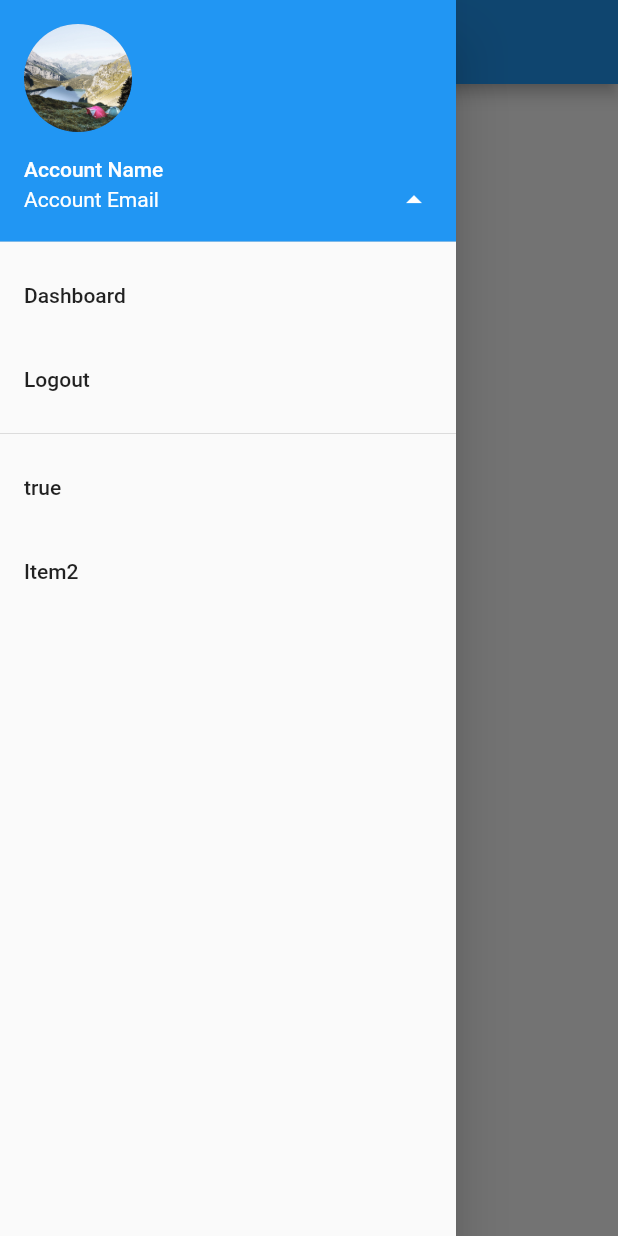
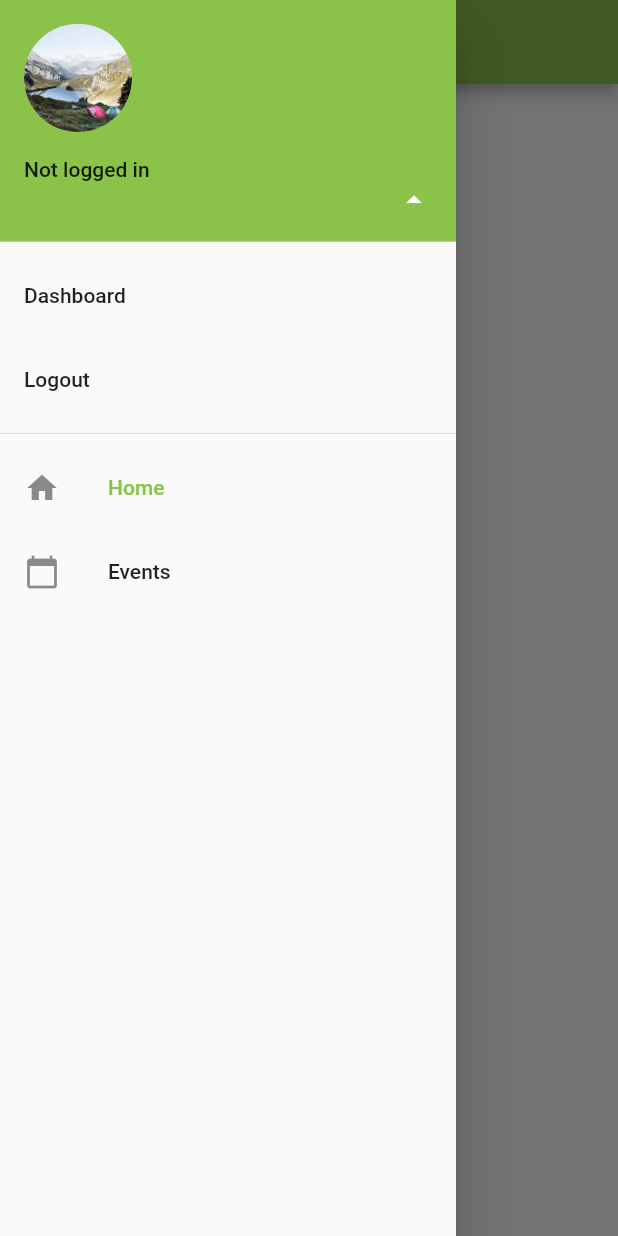
Before and after one commit to saproto/anke_v3, a Flutter app: the screen it shows after launch, in the side drawer, after a tap on "Login", on a phone screen of 412 x 824 dp. Run offline on Flutter 3.47's test engine with Material 2 defaults, Android fonts, the phone set to English and light mode, and no system bars; missing offline and left inert: simple_auth, simple_auth_flutter; accounts and stored records are empty.

Commit message:
Initial structure and layout

```diff
--- a/lib/main.dart
+++ b/lib/main.dart
@@ -1,27 +1,69 @@
 import 'dart:convert';
+import 'dart:developer' as developer;
 
 import 'package:flutter/material.dart';
+import 'package:http/http.dart';
 import 'package:simple_auth/simple_auth.dart' as simpleAuth;
 import 'package:simple_auth_flutter/simple_auth_flutter.dart';
 import 'package:sa_proto/config/oauth.dart';
 
 import 'widgets/drawer.dart';
-import 'package:sa_proto/layouts/events.dart';
+import 'package:sa_proto/pages/events.dart';
+import 'package:sa_proto/pages/home.dart';
 
 void main() => runApp(new MyApp());
 
 class MyApp extends StatefulWidget {
+  static _MyAppState of(BuildContext context) => context.ancestorStateOfType(const TypeMatcher<_MyAppState>());
+
   @override
   _MyAppState createState() => new _MyAppState();
 }
 
 class _MyAppState extends State<MyApp> {
-  final simpleAuth.OAuthApi protoApi = new simpleAuth.OAuthApi('saproto-api', oauthCredentials['id'], oauthCredentials['secret'], 'https://www.proto.utwente.nl/oauth/token', 'https://www.proto.utwente.nl/oauth/authorize', 'nl.saproto.anke://redirect', scopes: ['*']);
+  static final simpleAuth.OAuthApi _protoApi = new simpleAuth.OAuthApi(
+      'saproto-api',
+      oauthCredentials['id'],
+      oauthCredentials['secret'],
+      'https://www.proto.utwente.nl/oauth/token',
+      'https://www.proto.utwente.nl/oauth/authorize',
+      'nl.saproto.anke://redirect',
+      scopes: ['*'],
+  );
+
+  UserInfo userInfo;
+
+  PageController _pageController;
+  int _page = 0;
+
+  List menuItems = [
+    {
+      'icon': Icons.home,
+      'name': 'Home',
+      'page': HomePage(api: _protoApi,),
+    },
+    {
+      'icon': Icons.calendar_today,
+      'name': 'Events',
+      'page': EventsPage()
+    }
+  ];
+
+  List<Widget> _pages;
+
+  bool _showAccountMenu = false;
+  void _toggleAccountMenu() {
+    setState(() {
+      _showAccountMenu = !_showAccountMenu;
+    });
+  }
 
   @override
   initState() {
     super.initState();
+    _pageController = PageController(initialPage: 0);
     SimpleAuthFlutter.init(context);
+    _pages = menuItems.map<Widget>((menuItem) => menuItem['page']).toList();
   }
 
   @override
@@ -29,117 +71,107 @@ class _MyAppState extends State<MyApp> {
     return new MaterialApp(
       title: 'S.A. Proto',
       theme: new ThemeData(
-        primarySwatch: Colors.blue,
+        primarySwatch: Colors.lightGreen,
       ),
-      home: new MyHomePage(title: 'S.A. Proto', api: protoApi), //new MyHomePage(title: 'S.A. Proto'),
+      home: Scaffold(
+        drawer: Drawer(
+            child: ListView(
+                padding: EdgeInsets.zero,
+                children: [
+                  UserAccountsDrawerHeader(
+                    accountName: Text(getUserName()),
+                    accountEmail: Text(getUserEmail()),
+                    onDetailsPressed: () {
+                      _toggleAccountMenu();
+                    },
+                    currentAccountPicture: CircleAvatar(backgroundImage: getUserPhoto(),),
+                  ),
+                  Visibility(
+                      visible: _showAccountMenu,
+                      child: ListTile(
+                        title: Text('Dashboard'),
+                      )
+                  ),
+                  Visibility(
+                    visible: _showAccountMenu,
+                    child: ListTile(
+                      title: Text('Logout'),
+                    ),
+                  ),
+                  Visibility(
+                    visible: _showAccountMenu,
+                    child: Divider(),
+                  ),
+                  ListView.builder(
+                    shrinkWrap: true,
+                    itemCount: menuItems.length,
+                    itemBuilder: (BuildContext context, int index) {
+                      return ListTile(
+                        leading: Icon(menuItems[index]['icon']),
+                        title: Text(
+                          menuItems[index]['name'],
+                          style: TextStyle(
+                            color: _page == index
+                                ?Theme.of(context).primaryColor
+                                :Theme.of(context).textTheme.title.color,
+                          ),
+                        ),
+                        onTap: () {
+                          _pageController.jumpToPage(index);
+                          Navigator.pop(context);
+                        },
+                      );
+                    },
+                  )
+                ]
+            )
+        ),
+        appBar: AppBar(
+          title: Text('S.A. Proto'),
+        ),
+        body: PageView(
+          physics: NeverScrollableScrollPhysics(),
+          controller: _pageController,
+          onPageChanged: onPageChanged,
+          children: _pages,
+        ),
+      ), //new MyHomePage(title: 'S.A. Proto'),
+    );
+  }
+
+  void onPageChanged(int page) {
+    setState(() {
+      _page = page;
+    });
+  }
+
+  String getUserName() {
+    return userInfo != null ? userInfo.name : 'Not logged in';
+  }
+
+  String getUserEmail() {
+    return userInfo != null ? userInfo.email : '';
+  }
+
+  ImageProvider getUserPhoto() {
+    return userInfo != null ? NetworkImage(userInfo.photoThumb) : AssetImage('images/lake.jpg');
+  }
+}
+
+class UserInfo {
+  String name;
+  String email;
+  String rest;
+  String photoThumb;
+
+  UserInfo({this.name, this.email, this.photoThumb, this.rest});
+
+  factory UserInfo.fromJson(Map<String, dynamic> json) {
+    return UserInfo(
+      name: json['name'],
+      email: json['email'],
+      photoThumb: json['photo_preview'],
+      rest: json.toString()
     );
   }
 }
-
-class MyHomePage extends StatefulWidget {
-  MyHomePage({Key key, this.title, this.api}) : super(key: key);
-
-  // This widget is the home page of your application. It is stateful, meaning
-  // that it has a State object (defined below) that contains fields that affect
-  // how it looks.
-
-  // This class is the configuration for the state. It holds the values (in this
-  // case the title) provided by the parent (in this case the App widget) and
-  // used by the build method of the State. Fields in a Widget subclass are
-  // always marked "final".
-
-  final String title;
-  final api;
-
-  @override
-  _MyHomePageState createState() => new _MyHomePageState();
-}
-
-class _MyHomePageState extends State<MyHomePage> {
-
-  //final simpleAuth.OAuthApi protoApi = new simpleAuth.OAuthApi('proto-api', '0oaoi153yaY1q7eVE0h7', 'WE3FC6pcSC1k7TAihI8ERDACAbWgcbYps_PE9v_3', 'https://dev-396343.oktapreview.com/oauth2/default/v1/token', 'https://dev-396343.oktapreview.com/oauth2/default/v1/authorize', 'https://www.oauth.com/playground/authorization-code.html', scopes: ['photo', 'offline_access']);
-
-
-
-  @override
-  Widget build(BuildContext context) {
-    SimpleAuthFlutter.context = context;
-    // This method is rerun every time setState is called, for instance as done
-    // by the _incrementCounter method above.
-    //
-    // The Flutter framework has been optimized to make rerunning build methods
-    // fast, so that you can just rebuild anything that needs updating rather
-    // than having to individually change instances of widgets.
-    return new Scaffold(
-      drawer: DrawerWidget(),
-      appBar: new AppBar(
-        // Here we take the value from the MyHomePage object that was created by
-        // the App.build method, and use it to set our appbar title.
-        title: new Text(widget.title),
-      ),
-      body: ListView(
-        children: <Widget>[
-          ListTile(
-            title: Text(
-              "Proto OAuth",
-              style: Theme.of(context).textTheme.headline,
-            ),
-          ),
-          ListTile(
-            leading: Icon(Icons.launch),
-            title: Text('Login'),
-            onTap: () {
-              login(widget.api);
-            },
-          ),
-          ListTile(
-            leading: Icon(Icons.delete),
-            title: Text('Logout'),
-            onTap: () {
-              logout(widget.api);
-            },
-          ),
-          ListTile(
-            title: Text('Request info'),
-            onTap: requestInfo
-          )
-        ],
-      ),
-    );
-  }
-
-  void requestInfo() {
-    setState(() {
-
-    });
-  }
-
-  void showError(dynamic ex) {
-    showMessage(ex.toString());
-  }
-
-  void showMessage(String text) {
-    var alert = new AlertDialog(content: new Text(text), actions: <Widget>[
-      new FlatButton(
-          child: const Text("Ok"),
-          onPressed: () {
-            Navigator.pop(context);
-          })
-    ]);
-    showDialog(context: context, builder: (BuildContext context) => alert);
-  }
-
-  void login(simpleAuth.AuthenticatedApi api) async {
-    try {
-      var success = await api.authenticate();
-      showMessage("Logged in success: $success");
-    } catch (e) {
-      showError(e);
-    }
-  }
-
-  void logout(simpleAuth.AuthenticatedApi api) async {
-    await api.logOut();
-    showMessage("Logged out");
-  }
-}
--- /dev/null
+++ b/lib/pages/home.dart
@@ -0,0 +1,115 @@
+import 'package:flutter/material.dart';
+import 'package:sa_proto/main.dart';
+import 'package:simple_auth/simple_auth.dart' as simpleAuth;
+import 'dart:developer' as developer;
+import 'dart:convert';
+import 'package:sa_proto/config/oauth.dart';
+
+class HomePage extends StatefulWidget {
+  HomePage({Key key, this.api}) : super(key: key);
+
+  // This widget is the home page of your application. It is stateful, meaning
+  // that it has a State object (defined below) that contains fields that affect
+  // how it looks.
+
+  // This class is the configuration for the state. It holds the values (in this
+  // case the title) provided by the parent (in this case the App widget) and
+  // used by the build method of the State. Fields in a Widget subclass are
+  // always marked "final".
+
+  final api;
+
+  final icon = Icons.home;
+  final name = 'Home';
+
+
+  @override
+  _HomePageState createState() => new _HomePageState();
+}
+
+class _HomePageState extends State<HomePage> {
+
+  UserInfo userInfo;
+
+  @override
+  Widget build(BuildContext context) {
+    // This method is rerun every time setState is called, for instance as done
+    // by the _incrementCounter method above.
+    //
+    // The Flutter framework has been optimized to make rerunning build methods
+    // fast, so that you can just rebuild anything that needs updating rather
+    // than having to individually change instances of widgets.
+    return new ListView(
+        children: <Widget>[
+          ListTile(
+            title: Text(
+              "Proto OAuth",
+              style: Theme.of(context).textTheme.headline,
+            ),
+          ),
+          ListTile(
+            leading: Icon(Icons.launch),
+            title: Text('Login'),
+            onTap: () {
+              login(widget.api);
+            },
+          ),
+          ListTile(
+            leading: Icon(Icons.delete),
+            title: Text('Logout'),
+            onTap: () {
+              logout(widget.api);
+            },
+          ),
+          ListTile(
+              title: Text('Request info'),
+              onTap: requestInfo
+          ),
+          ListTile(
+              title: Text('Gone')
+          )
+        ],
+      );
+  }
+
+  Future<void> requestInfo() async {
+    var request = new simpleAuth.Request(simpleAuth.HttpMethod.Get, oauthCredentials['baseurl']+'user/info');
+    simpleAuth.Response<String> userInfoResult = await widget.api.send<String>(request);
+    MyApp.of(context).setState(() {
+      MyApp.of(context).userInfo = UserInfo.fromJson(jsonDecode(userInfoResult.body));
+    });
+    setState(() {
+      showMessage(userInfoResult.body);
+      developer.log(userInfoResult.body);
+    });
+  }
+
+  void showError(dynamic ex) {
+    showMessage(ex.toString());
+  }
+
+  void showMessage(String text) {
+    var alert = new AlertDialog(content: new Text(text), actions: <Widget>[
+      new FlatButton(
+          child: const Text("Ok"),
+          onPressed: () {
+            Navigator.pop(context);
+          })
+    ]);
+    showDialog(context: context, builder: (BuildContext context) => alert);
+  }
+
+  void login(simpleAuth.OAuthApi api) async {
+    try {
+      var success = await api.authenticate();
+      showMessage("Logged in success: $success");
+    } catch (e) {
+      showError(e);
+    }
+  }
+
+  void logout(simpleAuth.AuthenticatedApi api) async {
+    await api.logOut();
+    showMessage("Logged out");
+  }
+}
--- a/lib/widgets/drawer.dart
+++ b/lib/widgets/drawer.dart
@@ -1,6 +1,12 @@
 import 'package:flutter/material.dart';
+import 'package:sa_proto/main.dart';
+import 'package:sa_proto/pages/events.dart';
 
 class DrawerWidget extends StatefulWidget {
+  DrawerWidget({Key key, this.userInfo}) : super(key: key);
+
+  UserInfo userInfo;
+
   @override
   _DrawerWidget createState() => new _DrawerWidget();
 }
@@ -21,12 +27,12 @@ class _DrawerWidget extends State<DrawerWidget> {
         padding: EdgeInsets.zero,
         children: [
           UserAccountsDrawerHeader(
-            accountName: Text('Account Name'),
-            accountEmail: Text('Account Email'),
+            accountName: Text(getUserName()),
+            accountEmail: Text(getUserEmail()),
             onDetailsPressed: () {
               _toggleAccountMenu();
             },
-            currentAccountPicture: CircleAvatar(backgroundImage: AssetImage('images/lake.jpg'),),
+            currentAccountPicture: CircleAvatar(backgroundImage: getUserPhoto(),),
           ),
           Visibility(
             visible: _showAccountMenu,
@@ -45,15 +51,25 @@ class _DrawerWidget extends State<DrawerWidget> {
             child: Divider(),
           ),
           ListTile(
-            title: Text(_showAccountMenu.toString()),
-            onTap:() {},
-          ),
-          ListTile(
-            title: Text('Item2'),
-            onTap: () {},
+            title: Text('Events'),
+            onTap: () {
+              Navigator.pushReplacement(context, MaterialPageRoute(builder: (context) => EventsPage()));
+            },
           )
         ]
       )
     );
   }
+
+  String getUserName() {
+    return widget.userInfo != null ? widget.userInfo.name : 'Not logged in';
+  }
+
+  String getUserEmail() {
+    return widget.userInfo != null ? widget.userInfo.email : '';
+  }
+
+  ImageProvider getUserPhoto() {
+    return widget.userInfo != null ? NetworkImage(widget.userInfo.photoThumb) : AssetImage('images/lake.jpg');
+  }
 }
```
Also changed, not shown: lib/pages/events.dart (renamed from lib/layouts/events.dart, +65 -22 lines), lib/pages/login.dart (renamed from lib/layouts/login.dart).
